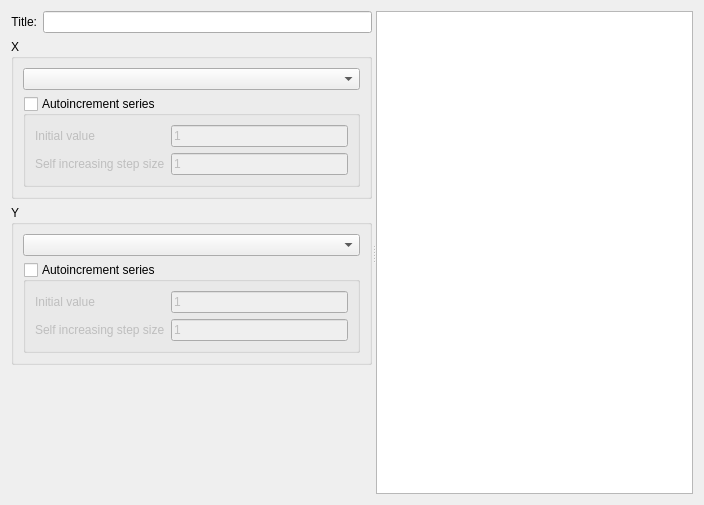
Before: the Qt Designer form src/DAGui/DAChartAddXYSeriesWidget.ui in czyt1988/data-workbench, drawn with Qt 5.
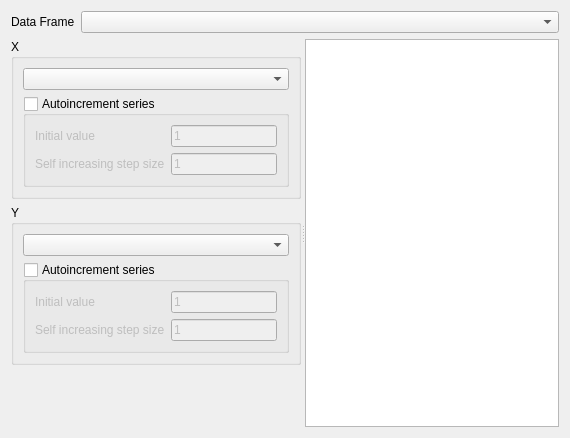
After: the same form once the commit is applied. Custom widgets are drawn as their Qt base class.

Patch:
```diff
--- a/src/DAGui/DAChartAddXYSeriesWidget.ui
+++ b/src/DAGui/DAChartAddXYSeriesWidget.ui
@@ -6,47 +6,56 @@
    <rect>
     <x>0</x>
     <y>0</y>
-    <width>704</width>
-    <height>505</height>
+    <width>570</width>
+    <height>438</height>
    </rect>
   </property>
   <property name="windowTitle">
    <string>Form</string>
   </property>
   <layout class="QVBoxLayout" name="verticalLayout_4">
+   <item>
+    <layout class="QHBoxLayout" name="horizontalLayout_3">
+     <item>
+      <widget class="QLabel" name="label">
+       <property name="sizePolicy">
+        <sizepolicy hsizetype="Preferred" vsizetype="Maximum">
+         <horstretch>0</horstretch>
+         <verstretch>0</verstretch>
+        </sizepolicy>
+       </property>
+       <property name="text">
+        <string>Data Frame</string>
+       </property>
+      </widget>
+     </item>
+     <item>
+      <widget class="QComboBox" name="comboBoxDataFrame">
+       <property name="sizePolicy">
+        <sizepolicy hsizetype="Expanding" vsizetype="Fixed">
+         <horstretch>0</horstretch>
+         <verstretch>0</verstretch>
+        </sizepolicy>
+       </property>
+      </widget>
+     </item>
+    </layout>
+   </item>
    <item>
     <widget class="QSplitter" name="splitter">
+     <property name="sizePolicy">
+      <sizepolicy hsizetype="Expanding" vsizetype="Expanding">
+       <horstretch>0</horstretch>
+       <verstretch>0</verstretch>
+      </sizepolicy>
+     </property>
      <property name="orientation">
       <enum>Qt::Horizontal</enum>
      </property>
      <widget class="QWidget" name="layoutWidget">
       <layout class="QVBoxLayout" name="verticalLayout_3">
        <item>
-        <layout class="QHBoxLayout" name="horizontalLayout">
-         <item>
-          <widget class="QLabel" name="label">
-           <property name="text">
-            <string>Title:</string>
-           </property>
-           <property name="scaledContents">
-            <bool>false</bool>
-           </property>
-           <property name="alignment">
-            <set>Qt::AlignRight|Qt::AlignTrailing|Qt::AlignVCenter</set>
-           </property>
-          </widget>
-         </item>
-         <item>
-          <widget class="QLineEdit" name="lineEditTitle">
-           <property name="inputMask">
-            <string/>
-           </property>
-           <property name="text">
-            <string/>
-           </property>
-          </widget>
-         </item>
-        </layout>
+        <layout class="QHBoxLayout" name="horizontalLayout"/>
        </item>
        <item>
         <widget class="DA::DACollapsibleGroupBox" name="groupBoxX">
```
